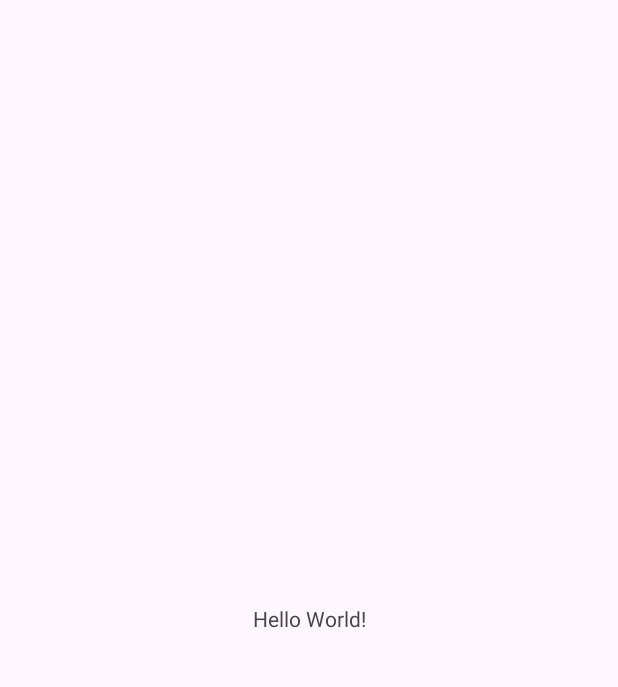
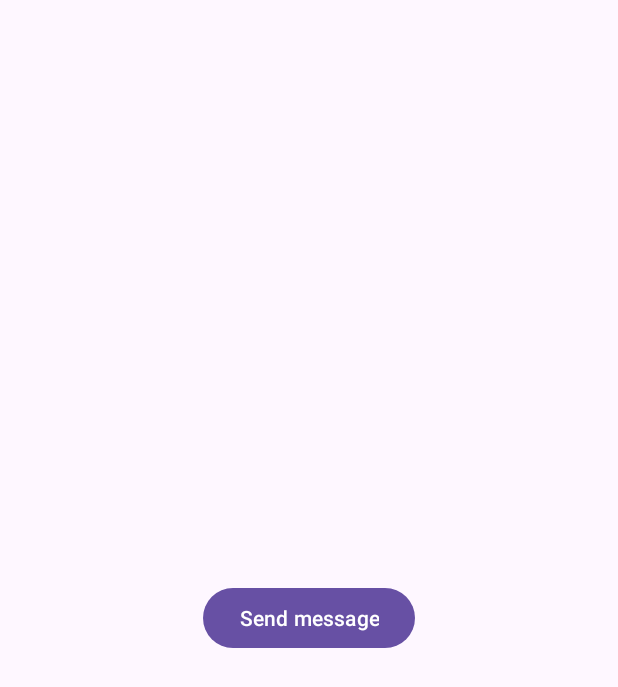
Before and after one commit to Grasmus/AndroidCourse, an Android app: the screen it shows after launch (MainActivity), on a phone screen of 412 x 824 dp. Before the commit the part shown is almost empty. Shown: the top 687 px of the screen. Run offline under Robolectric (Android 15) with nearby library versions, the phone set to English and light mode, and no system bars; libraries missing offline, so code that uses them is left out: by.kirich1409.viewbindingdelegate; 2 statements that could not run were skipped.

Commit message:
Final commit

```diff
--- a/app/build.gradle.kts
+++ b/app/build.gradle.kts
@@ -50,6 +50,7 @@ dependencies {
     implementation("androidx.appcompat:appcompat:1.6.1")
     implementation("com.google.android.material:material:1.10.0")
     implementation("androidx.constraintlayout:constraintlayout:2.1.4")
+    implementation("androidx.core:core-ktx:1.12.0")
     testImplementation("junit:junit:4.13.2")
     androidTestImplementation("androidx.test.ext:junit:1.1.5")
     androidTestImplementation("androidx.test.espresso:espresso-core:3.5.1")
--- a/app/src/main/java/com/example/day28broadcast/MainActivity.kt
+++ b/app/src/main/java/com/example/day28broadcast/MainActivity.kt
@@ -1,11 +1,43 @@
 package com.example.day28broadcast
 
+import android.content.BroadcastReceiver
+import android.content.Intent
+import android.content.IntentFilter
 import androidx.appcompat.app.AppCompatActivity
 import android.os.Bundle
+import android.view.View
+import androidx.core.content.ContextCompat
+import by.kirich1409.viewbindingdelegate.viewBinding
+import com.example.day28broadcast.databinding.ActivityMainBinding
 
-class MainActivity : AppCompatActivity() {
+class MainActivity : AppCompatActivity(R.layout.activity_main) {
+    private val binding: ActivityMainBinding by viewBinding(ActivityMainBinding::bind)
+
+    private val timeBroadcastReceiver: BroadcastReceiver = TimeBroadcastReceiver()
+    private val timeBroadcastIntentFilter = IntentFilter(Intent.ACTION_TIME_TICK)
+    private val receiverFlags = ContextCompat.RECEIVER_EXPORTED
+
     override fun onCreate(savedInstanceState: Bundle?) {
         super.onCreate(savedInstanceState)
-        setContentView(R.layout.activity_main)
+        setContentView(binding.root)
+    }
+
+    override fun onResume() {
+        super.onResume()
+        ContextCompat.registerReceiver(this, timeBroadcastReceiver, timeBroadcastIntentFilter, receiverFlags)
+    }
+
+    fun sendMessage(view: View) {
+        Intent(getString(R.string.where_my_cat_action)).apply {
+            putExtra("com.example.day28broadcast.broadcast.Message", getString(R.string.alarm_message))
+            addFlags(Intent.FLAG_INCLUDE_STOPPED_PACKAGES)
+        }.also {
+            sendBroadcast(it)
+        }
+    }
+
+    override fun onPause() {
+        super.onPause()
+        unregisterReceiver(timeBroadcastReceiver)
     }
 }
--- /dev/null
+++ b/app/src/main/java/com/example/day28broadcast/TimeBroadcastReceiver.kt
@@ -0,0 +1,20 @@
+package com.example.day28broadcast
+
+import android.content.BroadcastReceiver
+import android.content.Context
+import android.content.Intent
+import android.widget.Toast
+import java.lang.StringBuilder
+import java.text.SimpleDateFormat
+import java.util.Date
+
+class TimeBroadcastReceiver : BroadcastReceiver() {
+    override fun onReceive(context: Context, intent: Intent) {
+        val message = StringBuilder("Current time is: ")
+        val currentTime = Date()
+        val formatter = SimpleDateFormat.getTimeInstance()
+        message.append(formatter.format(currentTime))
+
+        Toast.makeText(context, message, Toast.LENGTH_LONG).show()
+    }
+}
--- a/app/src/main/res/layout/activity_main.xml
+++ b/app/src/main/res/layout/activity_main.xml
@@ -6,13 +6,16 @@
     android:layout_height="match_parent"
     tools:context=".MainActivity">
 
-    <TextView
+    <Button
+        android:id="@+id/button_send_message"
         android:layout_width="wrap_content"
         android:layout_height="wrap_content"
-        android:text="Hello World!"
+        android:text="@string/button_send_message_text"
+        android:onClick="sendMessage"
         app:layout_constraintBottom_toBottomOf="parent"
         app:layout_constraintEnd_toEndOf="parent"
+        app:layout_constraintHorizontal_bias="0.5"
         app:layout_constraintStart_toStartOf="parent"
-        app:layout_constraintTop_toTopOf="parent" />
-
+        app:layout_constraintTop_toTopOf="parent"
+        app:layout_constraintVertical_bias="0.5" />
 </androidx.constraintlayout.widget.ConstraintLayout>
--- a/app/src/main/res/values/strings.xml
+++ b/app/src/main/res/values/strings.xml
@@ -1,3 +1,8 @@
 <resources>
     <string name="app_name">Day28Broadcast</string>
+    <string name="button_send_message_text">Send message</string>
+    <string name="boot_action">android.intent.action.BOOT_COMPLETED</string>
+    <string name="where_my_cat_action">com.example.day28broadcast.action.CAT</string>
+    <string name="what_time_action">android.intent.action.TIME_TICK</string>
+    <string name="alarm_message">Send us cat ASAP!</string>
 </resources>
```
Also changed, not shown: app/src/main/AndroidManifest.xml (+27 -1 lines), app/src/main/java/com/example/day28broadcast/BootReceiver.kt (added, +14 -0 lines), app/src/main/java/com/example/day28broadcast/MessageReceiver.kt (added, +14 -0 lines).
